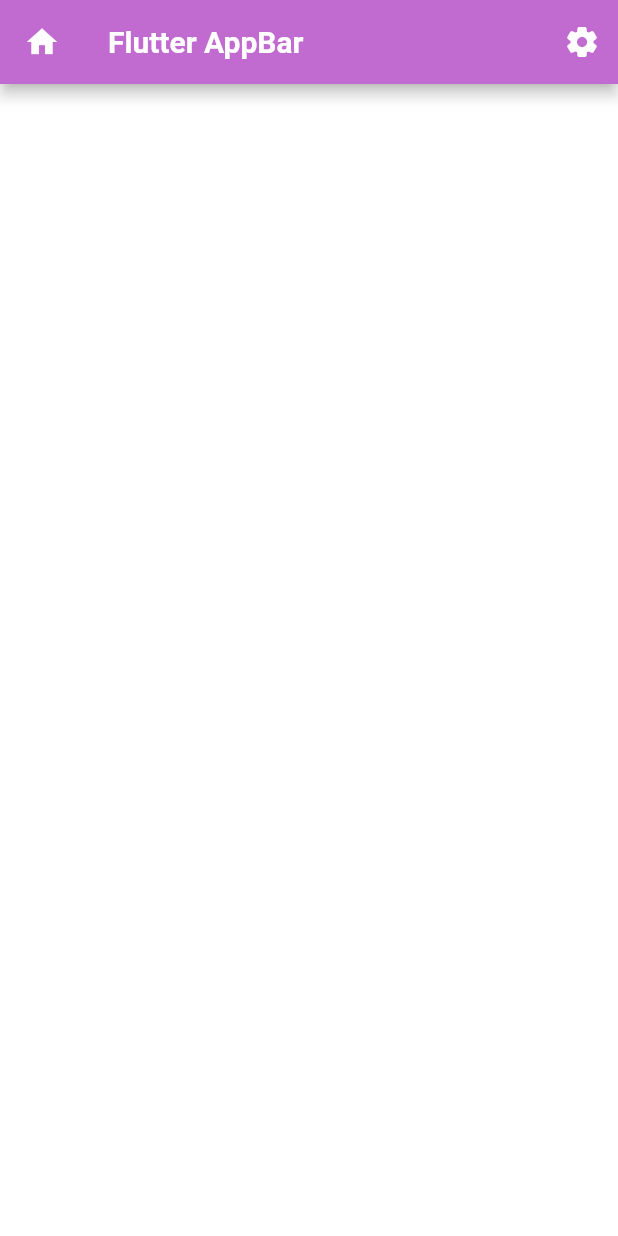
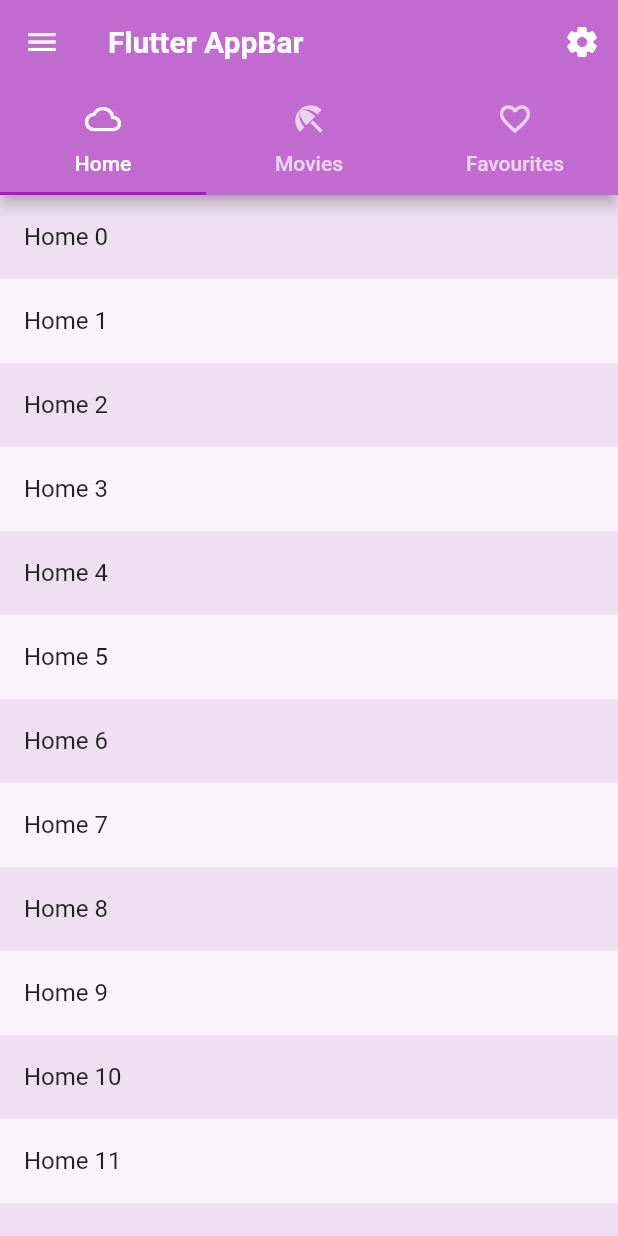
Before and after one commit to ajiec123/flutter_appbar, a Flutter app: the screen it shows after launch, on a phone screen of 412 x 824 dp. Run offline on Flutter 3.47's test engine with Material 2 defaults, Android fonts, the phone set to English and light mode, and no system bars.

Commit message:
add tabbar

```diff
--- a/lib/home_page.dart
+++ b/lib/home_page.dart
@@ -1,4 +1,6 @@
 import 'package:flutter/material.dart';
+
+List<String> tabTitles = <String>['Home', 'Movies', 'Favourites'];
 
 class MyHomePage extends StatefulWidget {
   const MyHomePage({super.key});
@@ -10,11 +12,19 @@ class MyHomePage extends StatefulWidget {
 class _MyHomePageState extends State<MyHomePage> {
   @override
   Widget build(BuildContext context) {
-    return Scaffold(
+    final ColorScheme colorScheme = Theme.of(context).colorScheme;
+    final Color oddItemColor = colorScheme.primary.withOpacity(0.05);
+    final Color evenItemColor = colorScheme.primary.withOpacity(0.15);
+    const int tabsCount = 1;
+
+    return DefaultTabController(
+      length: tabsCount,
+      initialIndex: 0,
+      child: Scaffold(
         appBar: AppBar(
           centerTitle: false,
           backgroundColor: const Color.fromARGB(255, 193, 106, 208),
-        leading: const Icon(Icons.home),
+          leading: const Icon(Icons.menu),
           actions: <Widget>[
             IconButton(
               icon: const Icon(Icons.settings_rounded),
@@ -27,12 +37,58 @@ class _MyHomePageState extends State<MyHomePage> {
               fontWeight: FontWeight.bold,
             ),
           ),
+          notificationPredicate: (ScrollNotification notification) {
+            return notification.depth == 1;
+          },
+          scrolledUnderElevation: 4.0,
+          shadowColor: Theme.of(context).shadowColor,
+          bottom: TabBar(
+            tabs: <Widget>[
+              Tab(
+                icon: const Icon(Icons.cloud_outlined),
+                text: tabTitles[0],
               ),
-      body: const Center(
-        child: Text(
-          "Flutter AppBar / Practice 1",
-          style: TextStyle(
-              fontSize: 20, fontWeight: FontWeight.bold, color: Colors.white),
+              Tab(
+                icon: const Icon(Icons.beach_access_sharp),
+                text: tabTitles[1],
+              ),
+              Tab(
+                icon: const Icon(Icons.favorite_outline),
+                text: tabTitles[2],
+              ),
+            ],
+          ),
+        ),
+        body: TabBarView(
+          children: <Widget>[
+            ListView.builder(
+              itemCount: 25,
+              itemBuilder: (BuildContext context, int index) {
+                return ListTile(
+                  tileColor: index.isOdd ? oddItemColor : evenItemColor,
+                  title: Text('${tabTitles[0]} $index'),
+                );
+              },
+            ),
+            ListView.builder(
+              itemCount: 25,
+              itemBuilder: (BuildContext context, int index) {
+                return ListTile(
+                  tileColor: index.isOdd ? oddItemColor : evenItemColor,
+                  title: Text('${tabTitles[1]} $index'),
+                );
+              },
+            ),
+            ListView.builder(
+              itemCount: 25,
+              itemBuilder: (BuildContext context, int index) {
+                return ListTile(
+                  tileColor: index.isOdd ? oddItemColor : evenItemColor,
+                  title: Text('${tabTitles[2]} $index'),
+                );
+              },
+            ),
+          ],
         ),
       ),
     );
```
Lines whose indentation alone changed are shown as unchanged.
